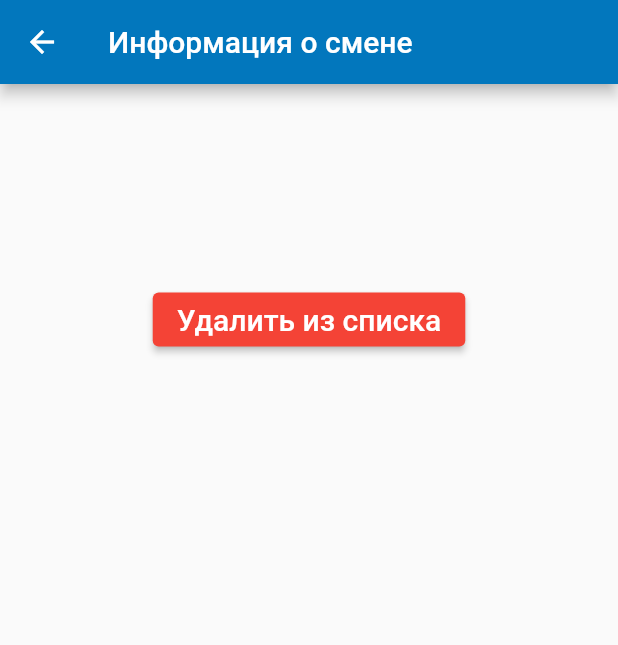
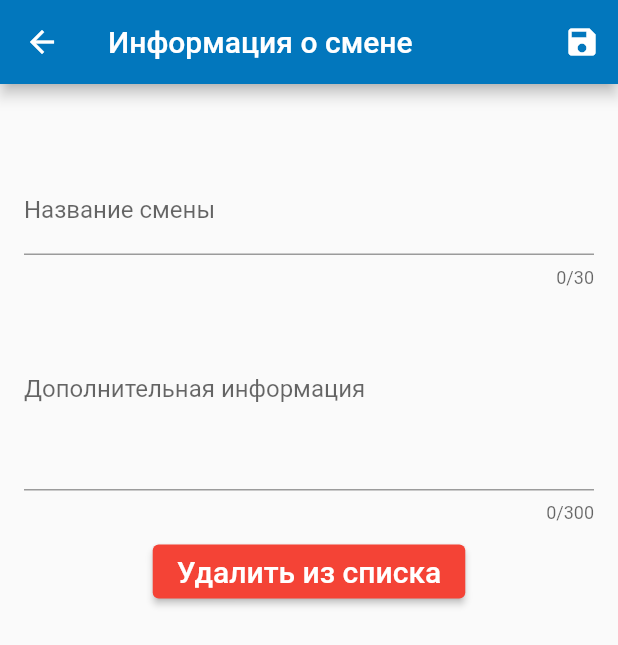
Before and after one commit to amatskevich/calendar_of_factory, a Flutter app: the EditShiftScreen screen opened directly with empty values, on a phone screen of 412 x 824 dp. Shown: the top 645 px of the screen. Run offline on Flutter 3.47's test engine with Material 2 defaults, Android fonts, the phone set to English and light mode, and no system bars; Roboto replaces fonts that are missing (Georgia).

Commit message:
Edit shift

```diff
--- a/lib/edit_shift_screen/edit_shift_screen.dart
+++ b/lib/edit_shift_screen/edit_shift_screen.dart
@@ -4,39 +4,110 @@ import 'package:provider/provider.dart';
 
 import 'data_row_widget.dart';
 
-class EditShiftScreen extends StatelessWidget {
+class EditShiftScreen extends StatefulWidget {
   static const routeName = '/edit_shift';
 
   const EditShiftScreen({Key? key}) : super(key: key);
+
+  @override
+  _EditShiftScreenState createState() => _EditShiftScreenState();
+}
+
+class _EditShiftScreenState extends State<EditShiftScreen> {
+  final _form = GlobalKey<FormState>();
+  final _descriptionFocusNode = FocusNode();
+
+  var _name = '';
+  var _description = '';
+
+  var _isInit = true;
+
+  TimetableShift? _timetableShift;
+
+
+  @override
+  void didChangeDependencies() {
+    if (_isInit) {
+      _timetableShift = ModalRoute.of(context)!.settings.arguments as TimetableShift;
+    }
+    _isInit = false;
+    super.didChangeDependencies();
+  }
+
+  @override
+  void dispose() {
+    _descriptionFocusNode.dispose();
+    super.dispose();
+  }
 
   void _removeFromList(BuildContext context, TimetableShift data) {
     Provider.of<UserInfo>(context, listen: false).removeTimetableShift(data);
     Navigator.pop(context);
   }
 
+  void _saveForm() {
+    _form.currentState?.save();
+    print(_name);
+    print(_description);
+  }
+
   @override
   Widget build(BuildContext context) {
-    final data = ModalRoute.of(context)!.settings.arguments as TimetableShift;
     return Scaffold(
       appBar: AppBar(
         title: Text('Информация о смене'),
+        actions: [
+          IconButton(
+            icon: Icon(Icons.save),
+            onPressed: _saveForm,
+          )
+        ],
       ),
       body: Padding(
-        padding: const EdgeInsets.all(8.0),
-        child: Container(
-          width: double.infinity,
+        padding: const EdgeInsets.all(16.0),
         child: ListView(
+          children: <Widget>[
+            DataRowWidget(value: _timetableShift!.timetableName),
+            Form(
+              key: _form,
+              child: Column(
                 children: [
-              DataRowWidget(value: data.timetableName),
-              DataRowWidget(value: data.shift.name),
-              DataRowWidget(value: data.shift.description),
+                  TextFormField(
+                    decoration: InputDecoration(
+                      labelText: 'Название смены',
+                      hintText: _timetableShift!.shift.defaultName,
+                    ),
+                    initialValue: _timetableShift!.shift.name,
+                    maxLength: 30,
+                    textInputAction: TextInputAction.next,
+                    onFieldSubmitted: (_) {
+                      FocusScope.of(context).requestFocus(_descriptionFocusNode);
+                    },
+                    onSaved: (value) {_name = value != null && value.isNotEmpty ? value : _timetableShift!.shift.defaultName;},
+                  ),
+                  TextFormField(
+                    decoration: InputDecoration(
+                      labelText: 'Дополнительная информация',
+                    ),
+                    maxLines: 5,
+                    maxLength: 300,
+                    initialValue: _timetableShift!.shift.description,
+                    keyboardType: TextInputType.multiline,
+                    focusNode: _descriptionFocusNode,
+                    onSaved: (value) {_description = value != null ? value : '';},
+                  ),
+                  // DataRowWidget(value: data.shift.name),
+                  // DataRowWidget(value: data.shift.description),
+                ],
+              ),
+            ),
             Padding(
               padding: const EdgeInsets.all(8.0),
               child: Row(
                 mainAxisAlignment: MainAxisAlignment.spaceAround,
                 children: [
                   ElevatedButton(
-                      onPressed: () => _removeFromList(context, data),
+                    onPressed: () => _removeFromList(context, _timetableShift!),
                     style: ButtonStyle(
                       backgroundColor: MaterialStateProperty.all(Colors.red),
                       foregroundColor: MaterialStateProperty.all(Colors.white),
@@ -55,7 +126,6 @@ class EditShiftScreen extends StatelessWidget {
           ],
         ),
       ),
-      ),
     );
   }
 }
```
Also changed, not shown: lib/configuration_screen/shifts_view_widget.dart (+10 -2 lines). Lines whose indentation alone changed are shown as unchanged.
